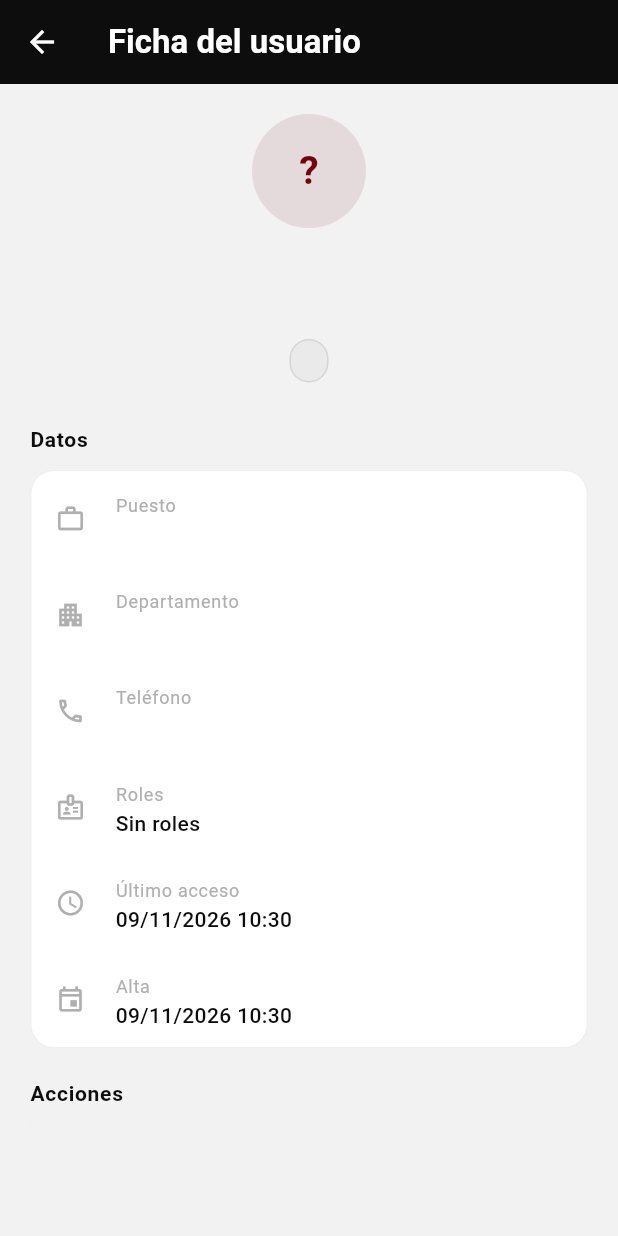
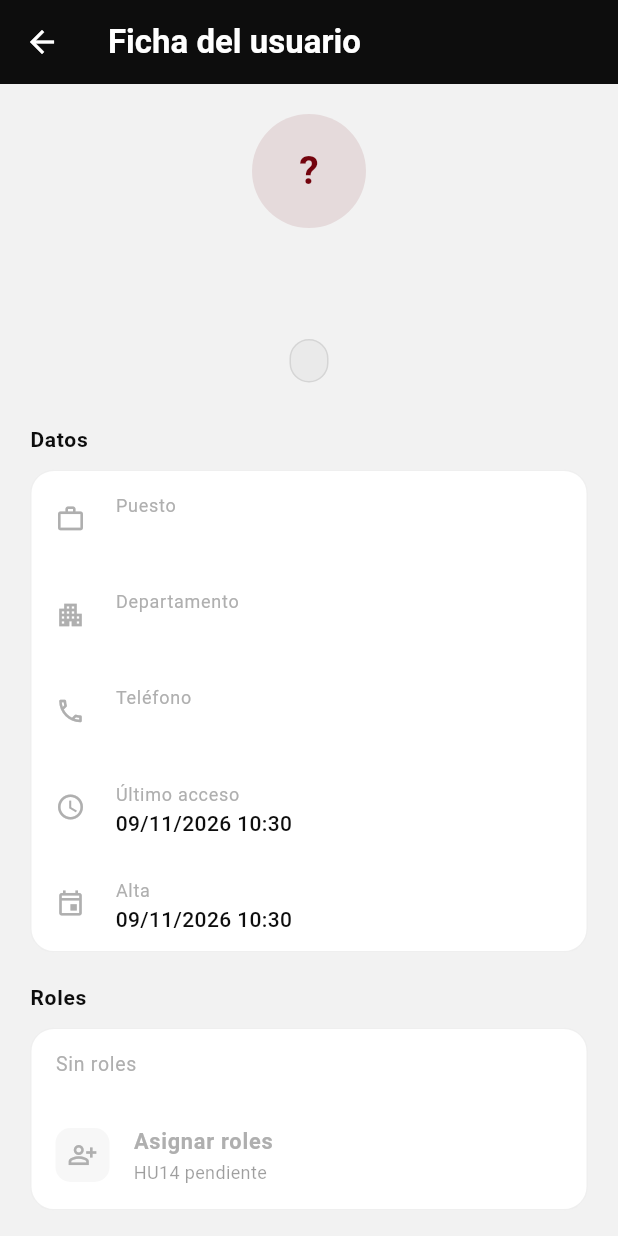
Before and after one commit to JJgithubUT/NovaERP-mobile, a Flutter app: the _DetalleUsuario screen opened directly with empty values, on a phone screen of 412 x 824 dp. Run offline on Flutter 3.47's test engine with Material 3 defaults, Android fonts, the phone set to English and light mode, and no system bars; our stand-ins replace dio, flutter_secure_storage, qr_flutter, share_plus, web; missing offline and left inert: dart:js_interop; accounts and stored records are empty.

Commit message:
Plantilla (para rama develop) - Sprint 7 (HUs 14, 15, 20, 21)

```diff
--- a/lib/core/config/api_constants.dart
+++ b/lib/core/config/api_constants.dart
@@ -52,6 +52,10 @@ class ApiConstants {
   /// Catalogo maestro de permisos, agrupado por dominio (selector de roles).
   static const String permisos = '/api/core/permisos/';
 
+  // --- Auditoria (EP04). Bitacora del tenant y su exportacion a CSV o PDF.
+  static const String bitacora = '/api/core/bitacora/';
+  static const String bitacoraExportar = '/api/core/bitacora/export/';
+
   /// Base de la URL de activacion que se comparte al dar de alta un usuario,
   /// p. ej. 'https://erp.miempresa.com/activar'.
   ///
--- /dev/null
+++ b/lib/core/utils/descarga.dart
@@ -0,0 +1,6 @@
+// Entrega al usuario un archivo descargado: en la web lo baja por el
+// navegador; en movil abre la hoja de compartir del sistema.
+//
+// El archivo `descarga_web.dart` se usa solo en web y `descarga_io.dart` en el
+// resto de plataformas; ambos exponen la misma funcion `guardarArchivo`.
+export 'descarga_io.dart' if (dart.library.js_interop) 'descarga_web.dart';
--- a/lib/screens/staff/detalle_usuario.dart
+++ b/lib/screens/staff/detalle_usuario.dart
@@ -1,10 +1,14 @@
 import 'package:flutter/material.dart';
 
 import '../../core/config/app_colors.dart';
+import '../../core/network/api_exception.dart';
 import '../../core/utils/formato.dart';
 import '../../models/personal.dart';
+import '../../services/personal_service.dart';
+import 'widgets/accion_asignar_roles.dart';
 import 'widgets/accion_editar_usuario.dart';
 import 'widgets/accion_suspension.dart';
+import 'widgets/fila_rol_usuario.dart';
 
 /// Ficha de un usuario con las acciones administrativas sobre el.
 ///
@@ -14,6 +18,8 @@ import 'widgets/accion_suspension.dart';
 /// sus propios archivos y esta ficha solo las coloca:
 ///   HU07 -> widgets/accion_editar_usuario.dart
 ///   HU08 -> widgets/accion_suspension.dart
+///   HU14 -> widgets/accion_asignar_roles.dart
+///   HU15 -> widgets/fila_rol_usuario.dart
 Future<bool> abrirDetalleUsuario(
   BuildContext context,
   UsuarioDirectorio usuario,
@@ -34,8 +40,47 @@ class _DetalleUsuario extends StatefulWidget {
 }
 
 class _DetalleUsuarioState extends State<_DetalleUsuario> {
+  final _servicio = PersonalService();
+
   late String _estado = widget.usuario.estado;
   bool _huboCambios = false;
+
+  /// Roles del usuario con su id. Nulo mientras se cargan.
+  List<RolAsignado>? _roles;
+  String? _errorRoles;
+
+  @override
+  void initState() {
+    super.initState();
+    _cargarRoles();
+  }
+
+  Future<void> _cargarRoles() async {
+    setState(() {
+      _roles = null;
+      _errorRoles = null;
+    });
+    try {
+      final roles = await _servicio.resolverRoles(widget.usuario.roles);
+      if (!mounted) return;
+      setState(() => _roles = roles);
+    } on ApiException catch (e) {
+      if (!mounted) return;
+      setState(() {
+        _errorRoles = e.esPermisoDenegado
+            ? 'No tiene permiso para consultar los roles.'
+            : 'No fue posible cargar los roles del usuario.';
+      });
+    }
+  }
+
+  /// Las acciones de roles (HU14 y HU15) avisan aqui con la lista resultante.
+  void _alCambiarRoles(List<RolAsignado> nuevos) {
+    setState(() {
+      _roles = nuevos;
+      _huboCambios = true;
+    });
+  }
 
   @override
   Widget build(BuildContext context) {
@@ -120,13 +165,6 @@ class _DetalleUsuarioState extends State<_DetalleUsuario> {
                   valor: usuario.telefono ?? '—',
                 ),
                 _Fila(
-                  icono: Icons.badge_outlined,
-                  titulo: 'Roles',
-                  valor: usuario.roles.isEmpty
-                      ? 'Sin roles'
-                      : usuario.roles.join(' · '),
-                ),
-                _Fila(
                   icono: Icons.schedule_outlined,
                   titulo: 'Último acceso',
                   valor: usuario.ultimoAcceso == null
@@ -138,6 +176,60 @@ class _DetalleUsuarioState extends State<_DetalleUsuario> {
                   titulo: 'Alta',
                   valor: Formato.fechaHora(usuario.creadoEn),
                 ),
+              ],
+            ),
+
+            const SizedBox(height: 20),
+            _Seccion(
+              titulo: 'Roles',
+              hijos: [
+                if (_errorRoles != null)
+                  ListTile(
+                    title: Text(
+                      _errorRoles!,
+                      style: const TextStyle(
+                        fontSize: 13,
+                        color: AppColors.warning,
+                      ),
+                    ),
+                    trailing: TextButton(
+                      onPressed: _cargarRoles,
+                      child: const Text('Reintentar'),
+                    ),
+                  )
+                else if (_roles == null)
+                  const Padding(
+                    padding: EdgeInsets.all(16),
+                    child: Center(
+                      child: SizedBox(
+                        width: 20,
+                        height: 20,
+                        child: CircularProgressIndicator(strokeWidth: 2.5),
+                      ),
+                    ),
+                  )
+                else ...[
+                  if (_roles!.isEmpty)
+                    const ListTile(
+                      dense: true,
+                      title: Text(
+                        'Sin roles',
+                        style: TextStyle(fontSize: 13, color: AppColors.grey),
+                      ),
+                    ),
+                  for (final rol in _roles!)
+                    FilaRolUsuario(
+                      usuario: usuario,
+                      rol: rol,
+                      esUnico: _roles!.length == 1,
+                      onRoles: _alCambiarRoles,
+                    ),
+                  AccionAsignarRoles(
+                    usuario: usuario,
+                    rolesActuales: _roles!,
+                    onRoles: _alCambiarRoles,
+                  ),
+                ],
               ],
             ),
 
--- /dev/null
+++ b/lib/screens/staff/widgets/accion_asignar_roles.dart
@@ -0,0 +1,50 @@
+import 'package:flutter/material.dart';
+
+import '../../../core/widgets/accion_tile.dart';
+import '../../../models/personal.dart';
+
+/// HU14 - Vincular roles a un usuario. Fila de accion de la seccion "Roles" de
+/// la ficha del usuario (screens/staff/detalle_usuario.dart).
+///
+/// Guia: al tocarla mostrar un selector con los roles ACTIVOS del tenant
+/// (`PersonalService.rolesActivos`) que el usuario todavia no tiene
+/// ([rolesActuales]), asignar los elegidos con `PersonalService.asignarRoles` y
+/// avisar con [onRoles] pasando la lista resultante. Mostrar solo con
+/// `AuthProvider.puede(Permisos.asignacionesCrear)`.
+///
+/// Errores: el backend rechaza roles inactivos o de otro tenant y el conjunto
+/// que mezcla el rol Auditor con permisos de mutacion (mostrar su mensaje);
+/// error general: "No fue posible asignar los roles al usuario."
+///
+/// Contrato que usa la ficha: conservar el nombre de la clase y sus
+/// parametros.
+class AccionAsignarRoles extends StatelessWidget {
+  const AccionAsignarRoles({
+    super.key,
+    required this.usuario,
+    required this.rolesActuales,
+    required this.onRoles,
+  });
+
+  final UsuarioDirectorio usuario;
+
+  /// Roles que el usuario tiene ahora.
+  final List<RolAsignado> rolesActuales;
+
+  /// Se llama con la lista resultante tras asignar.
+  final ValueChanged<List<RolAsignado>> onRoles;
+
+  @override
+  Widget build(BuildContext context) {
+    // TODO(HU14): implementar la accion.
+    return const AccionTile(
+      icono: Icons.person_add_alt_outlined,
+      etiqueta: 'Asignar roles',
+      detalle: 'HU14 pendiente',
+      onTap: _sinAccion,
+      deshabilitado: true,
+    );
+  }
+
+  static void _sinAccion() {}
+}
--- a/pubspec.yaml
+++ b/pubspec.yaml
@@ -25,6 +25,8 @@ dependencies:
   # Alta de usuarios: el enlace de activacion se entrega una sola vez y hay que
   # hacerselo llegar a la persona (el backend aun no envia correos).
   share_plus: ^10.1.4
+  # Descarga de archivos en web (exportacion de la bitacora).
+  web: ^1.1.0
 
 dev_dependencies:
   flutter_test:
```
Also changed, not shown: lib/core/network/api_client.dart (+46 -0 lines), lib/core/network/archivo_descargado.dart (added, +18 -0 lines), lib/core/utils/descarga_io.dart (added, +11 -0 lines), lib/core/utils/descarga_web.dart (added, +21 -0 lines), lib/models/auditoria.dart (added, +85 -0 lines), lib/models/personal.dart (+9 -0 lines), lib/screens/audit/auditoria_screen.dart (added, +55 -0 lines), lib/screens/audit/detalle_evento.dart (added, +58 -0 lines), lib/screens/audit/widgets/bitacora_tab.dart (added, +47 -0 lines), lib/screens/home/home_screen.dart (+9 -0 lines), lib/screens/staff/widgets/fila_rol_usuario.dart (added, +53 -0 lines), lib/services/auditoria_service.dart (added, +91 -0 lines), lib/services/personal_service.dart (+65 -0 lines), pubspec.lock, 1 other file.
